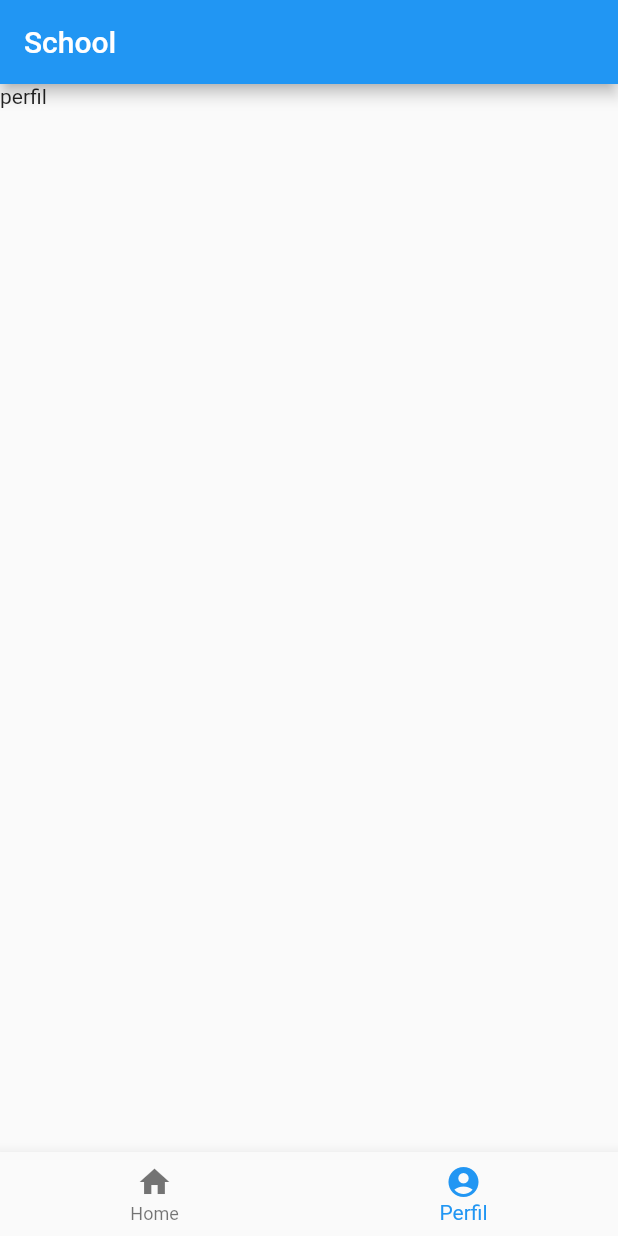
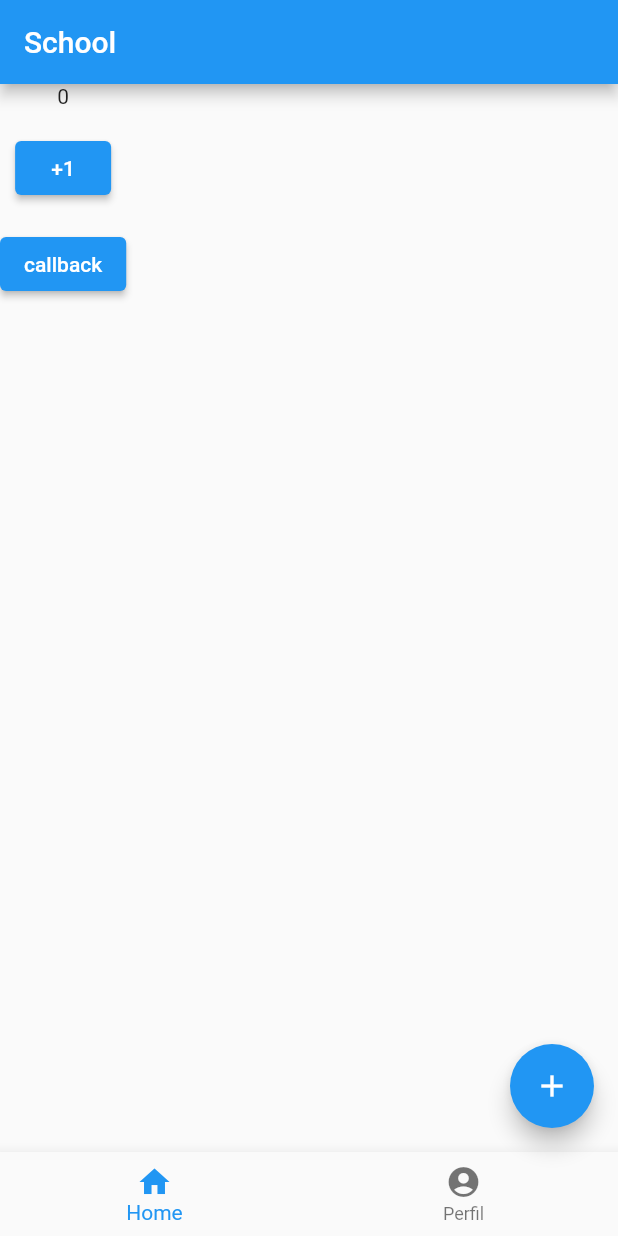
Before and after one commit to rafagets/school, a Flutter app: the screen it shows after launch, on a phone screen of 412 x 824 dp. Run offline on Flutter 3.47's test engine with Material 2 defaults, Android fonts, the light colour scheme and no system bars.

Commit message:
feat(aula 4): finalizada a aula 4

```diff
--- /dev/null
+++ b/lib/components/app_bar_component.dart
@@ -0,0 +1,20 @@
+import 'package:flutter/material.dart';
+
+class AppBarComponent extends StatelessWidget implements PreferredSizeWidget {
+  final String titulo;
+
+  const AppBarComponent({
+    super.key,
+    this.titulo = 'School',
+  });
+
+  static Size get size => const Size.fromHeight(kToolbarHeight);
+
+  @override
+  Size get preferredSize => const Size.fromHeight(kToolbarHeight);
+
+  @override
+  Widget build(BuildContext context) {
+    return AppBar(title: Text(titulo));
+  }
+}
--- /dev/null
+++ b/lib/pages/home/abas/afazes_tab.dart
@@ -0,0 +1,57 @@
+import 'package:flutter/material.dart';
+import 'package:shcool/components/spacer_component.dart';
+
+class AfazeresTab extends StatefulWidget {
+  final int valorIniciaL;
+  final void Function(int tabIndx)? callback;
+
+  const AfazeresTab({
+    super.key,
+    required this.valorIniciaL,
+    this.callback,
+  });
+
+  @override
+  State createState() => _AfazeresTab();
+}
+
+class _AfazeresTab extends State<AfazeresTab> {
+  late int acumulador;
+
+  void somarMaiUm() {
+    setState(() {
+      acumulador++;
+    });
+  }
+
+  void handleCallback() {
+    if (widget.callback != null) {
+      widget.callback!(1);
+    }
+  }
+
+  @override
+  void initState() {
+    acumulador = widget.valorIniciaL;
+    super.initState();
+  }
+
+  @override
+  Widget build(BuildContext context) {
+    return Column(
+      children: [
+        Text('$acumulador'),
+        const SpacerComponent(),
+        ElevatedButton(
+          onPressed: somarMaiUm,
+          child: const Text('+1'),
+        ),
+        const SpacerComponent(),
+        ElevatedButton(
+          onPressed: handleCallback,
+          child: const Text('callback'),
+        ),
+      ],
+    );
+  }
+}
--- a/lib/pages/home/abas/perfil_tab.dart
+++ b/lib/pages/home/abas/perfil_tab.dart
@@ -47,7 +47,7 @@ class PerfilTab extends StatelessWidget {
           Text('0'),
         ]),
         const SpacerComponent(),
-        const Divider(),
+        const SpacerComponent(isHorizontal: true, isFull: true),
         const SpacerComponent(),
         const Text(
           'Minhas estatísticas',
--- a/lib/pages/home/home_page.dart
+++ b/lib/pages/home/home_page.dart
@@ -1,26 +1,61 @@
 import 'package:flutter/material.dart';
 
-class HomePage extends StatelessWidget {
-  const HomePage({super.key});
+import '../../components/app_bar_component.dart';
+import 'abas/afazes_tab.dart';
+import 'abas/perfil_tab.dart';
+
+class HomePage extends StatefulWidget {
+  const HomePage({Key? key}) : super(key: key);
 
   @override
-  Widget build(BuildContext context) {
+  State createState() => _HomePageState();
+}
+
+class _HomePageState extends State<HomePage> {
+  late int abaSelecionada;
+
   final List<BottomNavigationBarItem> _abas = [
     const BottomNavigationBarItem(icon: Icon(Icons.home), label: 'Home'),
     const BottomNavigationBarItem(icon: Icon(Icons.account_circle), label: 'Perfil'),
   ];
 
   final List<Widget> _conteudos = [
-      const Text('home'),
-      const Text('perfil'),
+    AfazeresTab(
+      valorIniciaL: 0,
+      callback: (tabIdx) {
+        print(tabIdx);
+      },
+    ),
+    const PerfilTab(),
   ];
 
+  void handleTab(int tabIdx) {
+    setState(() {
+      abaSelecionada = tabIdx;
+    });
+  }
+
+  @override
+  void initState() {
+    abaSelecionada = 0;
+    super.initState();
+  }
+
+  @override
+  Widget build(BuildContext context) {
     return Scaffold(
-      appBar: AppBar(title: const Text('School')),
-      body: _conteudos.elementAt(1),
+      appBar: const AppBarComponent(),
+      body: _conteudos.elementAt(abaSelecionada),
       bottomNavigationBar: BottomNavigationBar(
-        currentIndex: 1,
+        currentIndex: abaSelecionada,
         items: _abas,
+        onTap: handleTab,
+      ),
+      floatingActionButton: FloatingActionButton(
+        onPressed: () {
+          handleTab(1);
+        },
+        child: const Icon(Icons.add),
       ),
     );
   }
```
Lines whose indentation alone changed are shown as unchanged.
